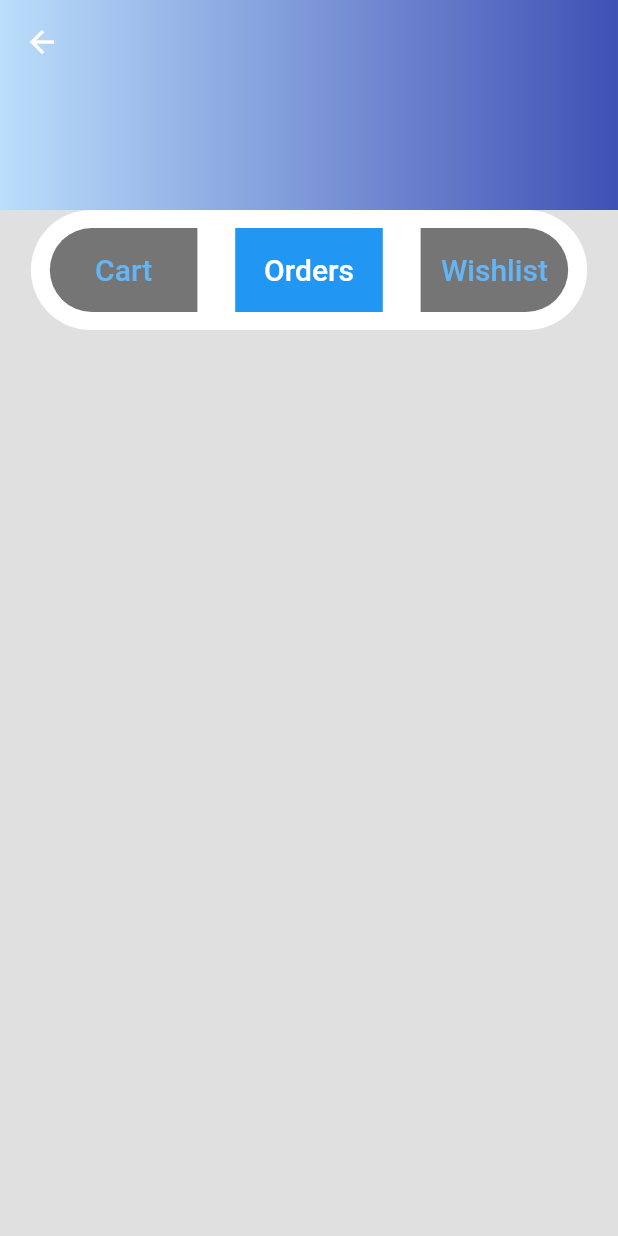
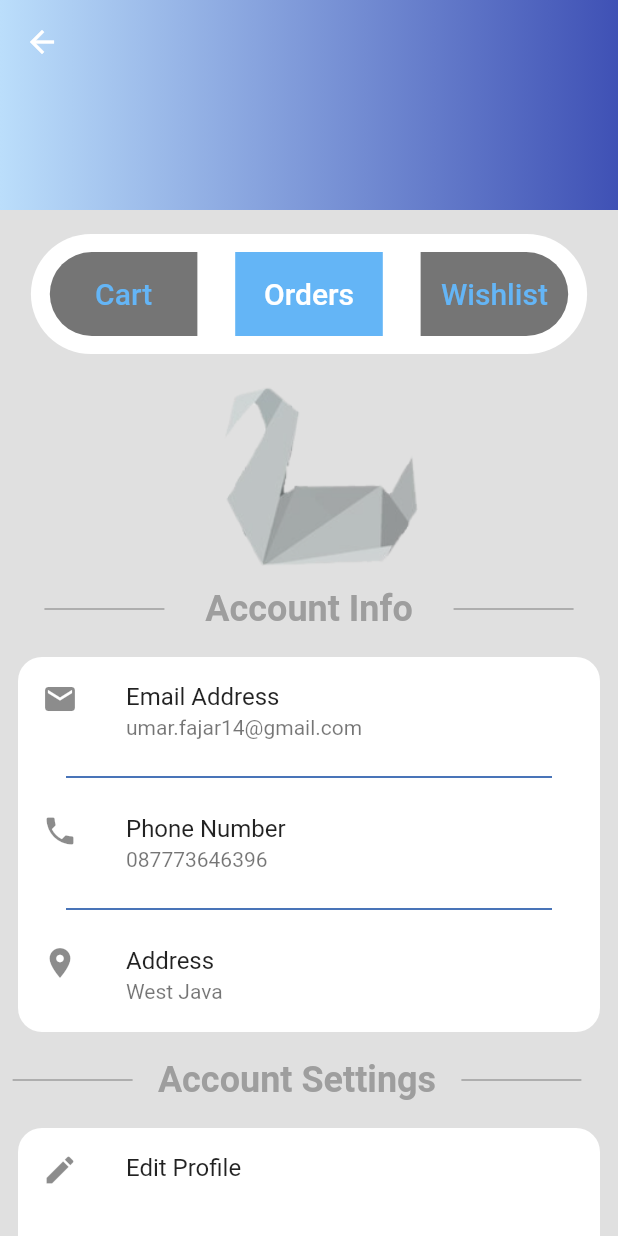
Before and after one commit to mumaralfajar/m-store-app, a Flutter app: the ProfileScreen screen opened directly, on a phone screen of 412 x 824 dp. Run offline on Flutter 3.47's test engine with Material 2 defaults, Android fonts, the phone set to English and light mode, and no system bars.

Commit message:
add customer profile screen content

```diff
--- a/lib/main_screens/home.dart
+++ b/lib/main_screens/home.dart
@@ -21,7 +21,7 @@ class _HomeScreenState extends State<HomeScreen> {
           bottom: const TabBar(
             indicatorColor: Colors.blue,
             isScrollable: true,
-            indicatorWeight: 8,
+            indicatorWeight: 4,
             tabs: [
               RepeatedTabs(label: 'Men'),
               RepeatedTabs(label: 'Women'),
--- a/lib/main_screens/profile.dart
+++ b/lib/main_screens/profile.dart
@@ -1,3 +1,5 @@
+import 'dart:io';
+
 import 'package:flutter/material.dart';
 
 class ProfileScreen extends StatefulWidget {
@@ -17,11 +19,12 @@ class _ProfileScreenState extends State<ProfileScreen> {
           SliverAppBar(
             centerTitle: true,
             elevation: 0,
-            backgroundColor: Colors.black,
+            backgroundColor: Colors.black87,
             expandedHeight: 140,
             flexibleSpace: LayoutBuilder(
               builder: (context, conststraints) {
                 return FlexibleSpaceBar(
+                  centerTitle: true,
                   title: AnimatedOpacity(
                     duration: const Duration(milliseconds: 200),
                     opacity: conststraints.biggest.height <= 120 ? 1 : 0,
@@ -43,6 +46,8 @@ class _ProfileScreenState extends State<ProfileScreen> {
             ),
           ),
           SliverToBoxAdapter(
+            child: Padding(
+              padding: const EdgeInsets.only(top: 16),
               child: Column(
                 children: [
                   Container(
@@ -68,7 +73,8 @@ class _ProfileScreenState extends State<ProfileScreen> {
                                 child: Text(
                                   'Cart',
                                   style: TextStyle(
-                                    color: Colors.blue.shade300, fontSize: 20),
+                                      color: Colors.blue.shade300,
+                                      fontSize: 20),
                                 ),
                               ),
                             ),
@@ -76,7 +82,7 @@ class _ProfileScreenState extends State<ProfileScreen> {
                           ),
                         ),
                         Container(
-                        color: Colors.blue,
+                          color: Colors.blue.shade300,
                           child: TextButton(
                             child: SizedBox(
                               height: 40,
@@ -106,7 +112,8 @@ class _ProfileScreenState extends State<ProfileScreen> {
                                 child: Text(
                                   'Wishlist',
                                   style: TextStyle(
-                                    color: Colors.blue.shade300, fontSize: 20),
+                                      color: Colors.blue.shade300,
+                                      fontSize: 20),
                                 ),
                               ),
                             ),
@@ -115,8 +122,83 @@ class _ProfileScreenState extends State<ProfileScreen> {
                         ),
                       ],
                     ),
-                )
+                  ),
+                  const SizedBox(
+                    height: 150,
+                    child: Image(image: AssetImage('images/inapp/logo.jpg')),
+                  ),
+                  const Padding(
+                    padding: EdgeInsets.only(left: 16),
+                    child: ProfileHeaderLabel(
+                      headerLabel: 'Account Info',
+                    ),
+                  ),
+                  Padding(
+                    padding: const EdgeInsets.all(12.0),
+                    child: Container(
+                      height: 250,
+                      decoration: BoxDecoration(
+                        color: Colors.white,
+                        borderRadius: BorderRadius.circular(16),
+                      ),
+                      child: Column(
+                        children: const [
+                          RepeatedListTile(
+                            title: 'Email Address',
+                            subTitle: 'umar.fajar14@gmail.com',
+                            icon: Icons.email,
+                          ),
+                          BlueDivider(),
+                          RepeatedListTile(
+                            title: 'Phone Number',
+                            subTitle: '087773646396',
+                            icon: Icons.phone,
+                          ),
+                          BlueDivider(),
+                          RepeatedListTile(
+                            title: 'Address',
+                            subTitle: 'West Java',
+                            icon: Icons.location_on,
+                          ),
                         ],
+                      ),
+                    ),
+                  ),
+                  const ProfileHeaderLabel(headerLabel: 'Account Settings'),
+                  Padding(
+                    padding: const EdgeInsets.all(12.0),
+                    child: Container(
+                      height: 250,
+                      decoration: BoxDecoration(
+                        color: Colors.white,
+                        borderRadius: BorderRadius.circular(16),
+                      ),
+                      child: Column(
+                        children: [
+                          RepeatedListTile(
+                            title: 'Edit Profile',
+                            subTitle: '',
+                            icon: Icons.edit,
+                            onPressed: () {},
+                          ),
+                          const BlueDivider(),
+                          RepeatedListTile(
+                            title: 'Change Password',
+                            icon: Icons.lock,
+                            onPressed: () {},
+                          ),
+                          const BlueDivider(),
+                          RepeatedListTile(
+                            title: 'Logout',
+                            icon: Icons.logout,
+                            onPressed: () {},
+                          ),
+                        ],
+                      ),
+                    ),
+                  ),
+                ],
+              ),
             ),
           )
         ],
@@ -124,3 +206,88 @@ class _ProfileScreenState extends State<ProfileScreen> {
     );
   }
 }
+
+class BlueDivider extends StatelessWidget {
+  const BlueDivider({
+    Key? key,
+  }) : super(key: key);
+
+  @override
+  Widget build(BuildContext context) {
+    return Padding(
+      padding: const EdgeInsets.symmetric(horizontal: 32),
+      child: Divider(
+        color: Colors.blue.shade900,
+        thickness: 1,
+      ),
+    );
+  }
+}
+
+class RepeatedListTile extends StatelessWidget {
+  final String title;
+  final String subTitle;
+  final IconData icon;
+  final Function()? onPressed;
+  const RepeatedListTile(
+      {Key? key,
+      required this.title,
+      this.subTitle = '',
+      required this.icon,
+      this.onPressed})
+      : super(key: key);
+
+  @override
+  Widget build(BuildContext context) {
+    return InkWell(
+      onTap: onPressed,
+      child: ListTile(
+        title: Text(title),
+        subtitle: Text(subTitle),
+        leading: Icon(icon),
+      ),
+    );
+  }
+}
+
+class ProfileHeaderLabel extends StatelessWidget {
+  final String headerLabel;
+  const ProfileHeaderLabel({Key? key, required this.headerLabel})
+      : super(key: key);
+
+  @override
+  Widget build(BuildContext context) {
+    return SizedBox(
+      height: 40,
+      child: Row(
+        mainAxisAlignment: MainAxisAlignment.spaceAround,
+        children: [
+          const SizedBox(
+            height: 40,
+            width: 80,
+            child: Divider(
+              color: Colors.grey,
+              thickness: 1,
+            ),
+          ),
+          Text(
+            headerLabel,
+            style: const TextStyle(
+                color: Colors.grey, fontSize: 24, fontWeight: FontWeight.w600),
+          ),
+          const Padding(
+            padding: EdgeInsets.only(right: 16),
+            child: SizedBox(
+              height: 40,
+              width: 80,
+              child: Divider(
+                color: Colors.grey,
+                thickness: 1,
+              ),
+            ),
+          ),
+        ],
+      ),
+    );
+  }
+}
```
Lines whose indentation alone changed are shown as unchanged.
